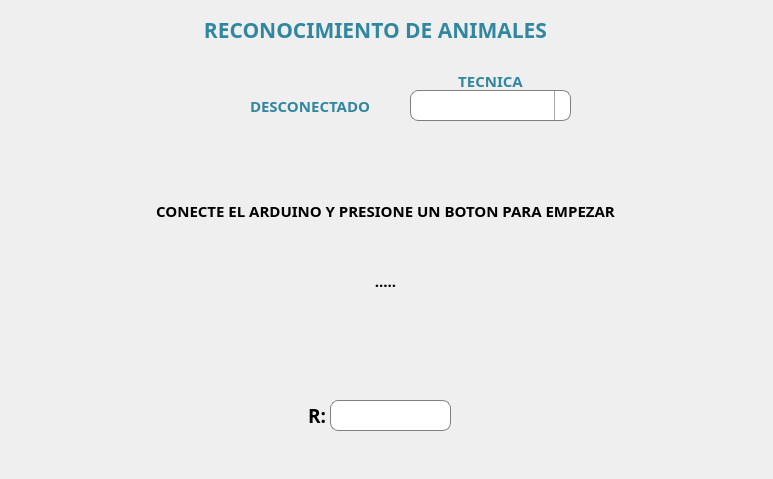
First picture: the form in main.ui, repository Leo-Zubiri/Animal-Classification, before the edit.
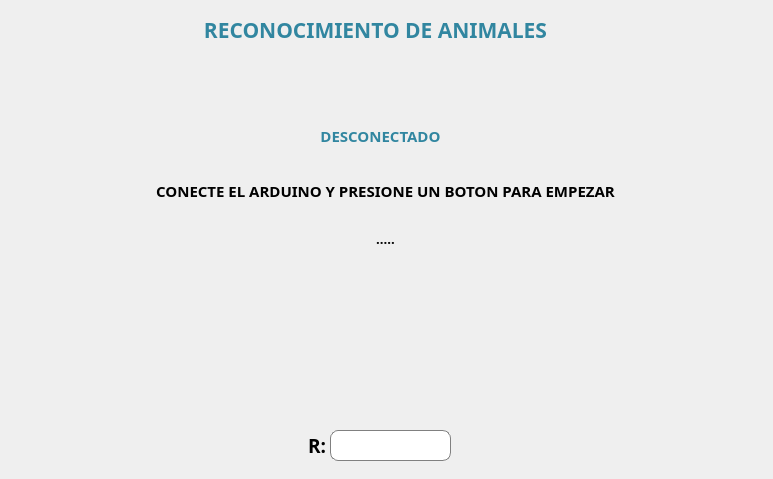
Second picture: the form after the edit. Icons and pictures are not drawn.

Patch:
```diff
--- a/main.ui
+++ b/main.ui
@@ -79,51 +79,32 @@
 </string>
   </property>
   <widget class="QWidget" name="centralwidget">
-   <widget class="QLabel" name="label_4">
-    <property name="geometry">
-     <rect>
-      <x>410</x>
-      <y>70</y>
-      <width>161</width>
-      <height>21</height>
-     </rect>
-    </property>
-    <property name="font">
-     <font>
-      <family>JetBrains Mono</family>
-      <pointsize>11</pointsize>
-      <weight>75</weight>
-      <bold>true</bold>
-     </font>
-    </property>
-    <property name="styleSheet">
-     <string notr="true">color: #3186a0</string>
-    </property>
-    <property name="text">
-     <string>TECNICA</string>
-    </property>
-    <property name="alignment">
-     <set>Qt::AlignCenter</set>
-    </property>
-   </widget>
-   <widget class="QLineEdit" name="instancia_ard">
+   <widget class="QLineEdit" name="txtRespuesta">
     <property name="enabled">
      <bool>true</bool>
     </property>
     <property name="geometry">
      <rect>
       <x>330</x>
-      <y>400</y>
+      <y>430</y>
       <width>121</width>
       <height>31</height>
      </rect>
     </property>
+    <property name="font">
+     <font>
+      <pointsize>14</pointsize>
+     </font>
+    </property>
+    <property name="alignment">
+     <set>Qt::AlignCenter</set>
+    </property>
    </widget>
    <widget class="QLabel" name="label_6">
     <property name="geometry">
      <rect>
       <x>260</x>
-      <y>400</y>
+      <y>430</y>
       <width>71</width>
       <height>31</height>
      </rect>
@@ -146,16 +127,6 @@
      <set>Qt::AlignRight|Qt::AlignTrailing|Qt::AlignVCenter</set>
     </property>
    </widget>
-   <widget class="QComboBox" name="cbTecnica">
-    <property name="geometry">
-     <rect>
-      <x>410</x>
-      <y>90</y>
-      <width>161</width>
-      <height>31</height>
-     </rect>
-    </property>
-   </widget>
    <widget class="QLabel" name="label_5">
     <property name="geometry">
      <rect>
@@ -187,8 +158,8 @@
    <widget class="QPushButton" name="btnArduino">
     <property name="geometry">
      <rect>
-      <x>170</x>
-      <y>70</y>
+      <x>340</x>
+      <y>50</y>
       <width>71</width>
       <height>71</height>
      </rect>
@@ -213,8 +184,8 @@
    <widget class="QLabel" name="lblArdState">
     <property name="geometry">
      <rect>
-      <x>250</x>
-      <y>90</y>
+      <x>280</x>
+      <y>120</y>
       <width>201</width>
       <height>31</height>
      </rect>
@@ -234,7 +205,7 @@
      <string>DESCONECTADO</string>
     </property>
     <property name="alignment">
-     <set>Qt::AlignLeading|Qt::AlignLeft|Qt::AlignVCenter</set>
+     <set>Qt::AlignCenter</set>
     </property>
    </widget>
    <widget class="QLabel" name="lblArdState_2">
@@ -243,7 +214,7 @@
       <x>10</x>
       <y>170</y>
       <width>751</width>
-      <height>81</height>
+      <height>41</height>
      </rect>
     </property>
     <property name="font">
@@ -268,15 +239,15 @@
     <property name="geometry">
      <rect>
       <x>10</x>
-      <y>270</y>
+      <y>230</y>
       <width>751</width>
-      <height>81</height>
+      <height>181</height>
      </rect>
     </property>
     <property name="font">
      <font>
       <family>JetBrains Mono</family>
-      <pointsize>11</pointsize>
+      <pointsize>10</pointsize>
       <weight>75</weight>
       <bold>true</bold>
      </font>
```
Left out of the diff: 4 changed lines with no effect on the pictures.
